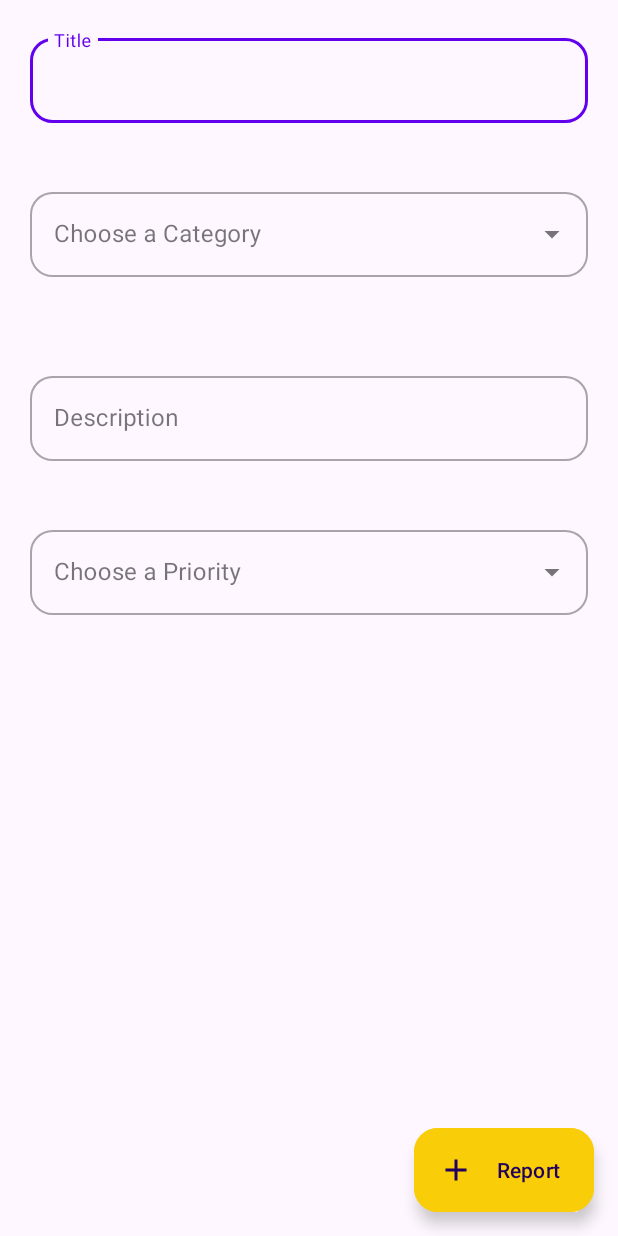
After one commit to navneet-raj-karn/Grievify, an Android app: the layout activity_create_complaint.xml on its own in the app's theme, with its tools: preview values and no code run, on a phone screen of 412 x 824 dp. The commit adds this screen. Run offline under Robolectric (Android 15) with nearby library versions, the phone set to English and light mode, and no system bars.

Commit message:
Create complaint

```diff
--- a/app/src/main/java/com/example/grievify/MainActivity.kt
+++ b/app/src/main/java/com/example/grievify/MainActivity.kt
@@ -20,8 +20,13 @@ class MainActivity : AppCompatActivity() {
         binding.register.setOnClickListener {
             Toast.makeText(applicationContext,"clicked",Toast.LENGTH_SHORT).show()
         }
+
         binding.list.setOnClickListener {
             Toast.makeText(applicationContext,"clicked",Toast.LENGTH_SHORT).show()
+        }
+        binding.complain.setOnClickListener {
+            val i = Intent(this,CreateComplaint::class.java)
+            startActivity(i)
         }
     }
 
--- /dev/null
+++ b/app/src/main/res/drawable/baseline_add_24.xml
@@ -0,0 +1,5 @@
+<vector android:height="24dp" android:tint="#000000"
+    android:viewportHeight="24" android:viewportWidth="24"
+    android:width="24dp" xmlns:android="http://schemas.android.com/apk/res/android">
+    <path android:fillColor="@android:color/white" android:pathData="M19,13h-6v6h-2v-6H5v-2h6V5h2v6h6v2z"/>
+</vector>
--- /dev/null
+++ b/app/src/main/res/layout/activity_create_complaint.xml
@@ -0,0 +1,125 @@
+<?xml version="1.0" encoding="utf-8"?>
+<RelativeLayout xmlns:android="http://schemas.android.com/apk/res/android"
+    xmlns:app="http://schemas.android.com/apk/res-auto"
+    xmlns:tools="http://schemas.android.com/tools"
+    android:id="@+id/parent"
+    android:layout_width="match_parent"
+    android:fitsSystemWindows="true"
+    android:layout_height="match_parent"
+    android:orientation="vertical"
+    tools:context=".CreateComplaint">
+    <ScrollView
+        android:id="@+id/sellMainScrollView"
+        android:layout_width="match_parent"
+        android:layout_height="wrap_content">
+        <LinearLayout
+            android:orientation="vertical"
+            android:fitsSystemWindows="true"
+            android:layout_width="match_parent"
+            android:layout_height="wrap_content">
+            <com.google.android.material.textfield.TextInputLayout
+                style="@style/Widget.MaterialComponents.TextInputLayout.OutlinedBox"
+                android:id="@+id/inputName"
+                android:layout_width="match_parent"
+                android:layout_height="wrap_content"
+                android:minHeight="70dp"
+                app:boxCornerRadiusBottomEnd="15dp"
+                app:boxCornerRadiusBottomStart="15dp"
+                app:boxCornerRadiusTopEnd="15dp"
+                app:boxCornerRadiusTopStart="15dp"
+                android:layout_marginStart="20dp"
+                android:layout_marginEnd="20dp"
+                android:layout_marginTop="20dp"
+                app:endIconMode="clear_text"
+                app:errorEnabled="true"
+                android:hint="Title">
+
+            <com.google.android.material.textfield.TextInputEditText
+                android:id="@+id/textFieldTitle"
+                android:layout_width="match_parent"
+                android:layout_height="wrap_content"
+                android:singleLine="true"
+                />
+            </com.google.android.material.textfield.TextInputLayout>
+            <com.google.android.material.textfield.TextInputLayout
+                style="@style/Widget.MaterialComponents.TextInputLayout.OutlinedBox.ExposedDropdownMenu"
+                android:layout_width="match_parent"
+                android:layout_height="wrap_content"
+                android:layout_margin="20dp"
+                app:boxCornerRadiusBottomEnd="15dp"
+                app:boxCornerRadiusBottomStart="15dp"
+                app:boxCornerRadiusTopEnd="15dp"
+                app:boxCornerRadiusTopStart="15dp"
+                android:id="@+id/inputCategory"
+                app:errorEnabled="true">
+                <AutoCompleteTextView
+                    android:id="@+id/categoryDropDown"
+                    android:layout_width="match_parent"
+                    android:layout_height="match_parent"
+                    android:hint="Choose a Category"
+                    android:inputType="none"
+                    tools:ignore="LabelFor" />
+            </com.google.android.material.textfield.TextInputLayout>
+            <com.google.android.material.textfield.TextInputLayout
+                style="@style/Widget.MaterialComponents.TextInputLayout.OutlinedBox"
+                android:id="@+id/inputDesc"
+                android:layout_width="match_parent"
+                android:layout_height="wrap_content"
+                android:minHeight="70dp"
+                app:boxCornerRadiusBottomEnd="15dp"
+                app:boxCornerRadiusBottomStart="15dp"
+                app:boxCornerRadiusTopEnd="15dp"
+                app:boxCornerRadiusTopStart="15dp"
+                android:layout_marginStart="20dp"
+                android:layout_marginEnd="20dp"
+                android:layout_marginTop="20dp"
+                app:endIconMode="clear_text"
+                app:errorEnabled="true"
+                android:hint="Description">
+
+                <com.google.android.material.textfield.TextInputEditText
+                    android:id="@+id/textFieldDesc"
+                    android:layout_width="match_parent"
+                    android:layout_height="wrap_content"
+                    android:singleLine="true"
+                    />
+            </com.google.android.material.textfield.TextInputLayout>
+            <com.google.android.material.textfield.TextInputLayout
+                style="@style/Widget.MaterialComponents.TextInputLayout.OutlinedBox.ExposedDropdownMenu"
+                android:layout_width="match_parent"
+                android:layout_height="wrap_content"
+                android:layout_margin="20dp"
+                app:boxCornerRadiusBottomEnd="15dp"
+                app:boxCornerRadiusBottomStart="15dp"
+                app:boxCornerRadiusTopEnd="15dp"
+                app:boxCornerRadiusTopStart="15dp"
+                android:id="@+id/inputPriority"
+                app:errorEnabled="true">
+                <AutoCompleteTextView
+                    android:id="@+id/priorityDropDown"
+                    android:layout_width="match_parent"
+                    android:layout_height="match_parent"
+                    android:hint="Choose a Priority"
+                    android:inputType="none"
+                    tools:ignore="LabelFor" />
+            </com.google.android.material.textfield.TextInputLayout>
+        </LinearLayout>
+
+    </ScrollView>
+    <androidx.coordinatorlayout.widget.CoordinatorLayout
+        android:layout_width="match_parent"
+        android:layout_height="match_parent">
+
+        <com.google.android.material.floatingactionbutton.ExtendedFloatingActionButton
+            android:id="@+id/fab"
+            android:layout_width="wrap_content"
+            android:layout_height="wrap_content"
+            android:layout_gravity="bottom|end"
+            android:layout_margin="16dp"
+            android:backgroundTint="@color/colourAccent"
+            android:text="Report"
+            app:icon="@drawable/baseline_add_24"
+            />
+
+    </androidx.coordinatorlayout.widget.CoordinatorLayout>
+</RelativeLayout>
--- a/app/src/main/res/values/colors.xml
+++ b/app/src/main/res/values/colors.xml
@@ -7,4 +7,5 @@
     <color name="teal_700">#FF018786</color>
     <color name="black">#FF000000</color>
     <color name="white">#FFFFFFFF</color>
+    <color name="colourAccent">#F9CD08</color>
 </resources>
```
Also changed, not shown: app/src/main/java/com/example/grievify/CreateComplaint.kt (added, +209 -0 lines), app/src/main/java/com/example/grievify/utils/CheckInternet.kt (added, +20 -0 lines), app/src/main/res/layout/activity_main.xml (+17 -0 lines), app/src/main/res/layout/dropdown_menu_category_item.xml (added, +8 -0 lines), app/src/main/res/values/strings.xml (+11 -0 lines).
